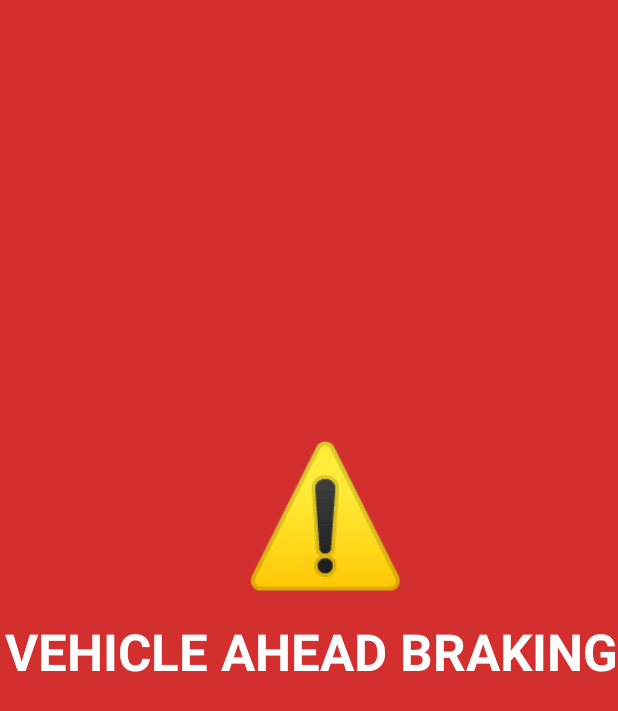
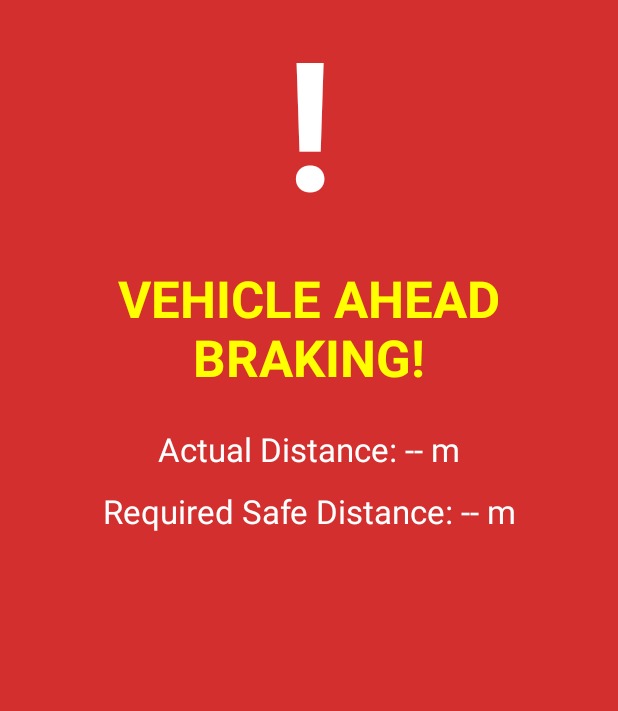
Before and after one commit to SirSeth1/v2vapptest1, an Android app: the layout activity_danger_alert.xml on its own in the app's theme, with its tools: preview values and no code run, on a phone screen of 412 x 824 dp. Shown: the top 711 px of the screen. Run offline under Robolectric (Android 15) with nearby library versions, the phone set to English and light mode, and no system bars.

Commit message:
4th update

```diff
--- a/app/src/main/res/layout/activity_danger_alert.xml
+++ b/app/src/main/res/layout/activity_danger_alert.xml
@@ -8,35 +8,63 @@
     android:layout_height="match_parent"
     android:background="#D32F2F">
 
-
+    <!-- Big flashing "!" -->
     <TextView
         android:id="@+id/dangerText1"
-        android:layout_width="152dp"
-        android:layout_height="185dp"
-        android:text="@string/wueh"
-        android:textColor="@android:color/white"
-        android:textSize="90sp"
+        android:layout_width="wrap_content"
+        android:layout_height="wrap_content"
+        android:text="@string/y"
+        android:textColor="@color/white"
+        android:textSize="120sp"
         android:textStyle="bold"
-        app:layout_constraintBottom_toBottomOf="parent"
+        app:layout_constraintTop_toTopOf="parent"
+        app:layout_constraintBottom_toTopOf="@id/dangerText"
+        app:layout_constraintStart_toStartOf="parent"
         app:layout_constraintEnd_toEndOf="parent"
-        app:layout_constraintHorizontal_bias="0.617"
-        app:layout_constraintStart_toStartOf="parent"
-        app:layout_constraintTop_toTopOf="parent"
-        app:layout_constraintVertical_bias="0.437" />
+        app:layout_constraintVertical_bias="0.4" />
 
+    <!-- Main Danger Message -->
     <TextView
         android:id="@+id/dangerText"
-        android:layout_width="wrap_content"
+        android:layout_width="0dp"
         android:layout_height="wrap_content"
-        android:text="@string/vehicle_ahead_braking"
-        android:textColor="@android:color/white"
+        android:text="@string/vehicle_ahead_braking1"
+
+        android:textColor="#FFFF00"
         android:textSize="34sp"
         android:textStyle="bold"
-        app:layout_constraintBottom_toBottomOf="parent"
+        android:gravity="center"
+        app:layout_constraintTop_toBottomOf="@id/dangerText1"
+        app:layout_constraintStart_toStartOf="parent"
         app:layout_constraintEnd_toEndOf="parent"
-        app:layout_constraintHorizontal_bias="1.0"
+        android:layout_marginTop="16dp" />
+
+    <!-- Actual Distance -->
+    <TextView
+        android:id="@+id/distanceText"
+        android:layout_width="0dp"
+        android:layout_height="wrap_content"
+        android:text="@string/actual_distance_m"
+        android:textColor="@android:color/white"
+        android:textSize="22sp"
+        android:gravity="center"
+        app:layout_constraintTop_toBottomOf="@id/dangerText"
         app:layout_constraintStart_toStartOf="parent"
-        app:layout_constraintTop_toTopOf="parent"
-        app:layout_constraintVertical_bias="0.528" />
+        app:layout_constraintEnd_toEndOf="parent"
+        android:layout_marginTop="24dp" />
+
+    <!-- Safe Distance -->
+    <TextView
+        android:id="@+id/safeText"
+        android:layout_width="0dp"
+        android:layout_height="wrap_content"
+        android:text="@string/required_safe_distance_m"
+        android:textColor="@android:color/white"
+        android:textSize="22sp"
+        android:gravity="center"
+        app:layout_constraintTop_toBottomOf="@id/distanceText"
+        app:layout_constraintStart_toStartOf="parent"
+        app:layout_constraintEnd_toEndOf="parent"
+        android:layout_marginTop="12dp" />
 
 </androidx.constraintlayout.widget.ConstraintLayout>
--- a/app/src/main/res/values/strings.xml
+++ b/app/src/main/res/values/strings.xml
@@ -14,4 +14,8 @@
     <string name="danger_vehicle_ahead_braking">⚠️ DANGER! VEHICLE AHEAD BRAKING ⚠️</string>
     <string name="vehicle_ahead_braking">VEHICLE AHEAD BRAKING</string>
     <string name="wueh">⚠️</string>
+    <string name="actual_distance_m">Actual Distance: -- m</string>
+    <string name="vehicle_ahead_braking1">VEHICLE AHEAD BRAKING!</string>
+    <string name="y">!</string>
+    <string name="required_safe_distance_m">Required Safe Distance: -- m</string>
 </resources>
```
Also changed, not shown: app/src/main/java/com/example/v2vaudi/DangerAlertActivity.kt (+34 -7 lines), app/src/main/java/com/example/v2vaudi/MainActivity.kt (+138 -131 lines).
